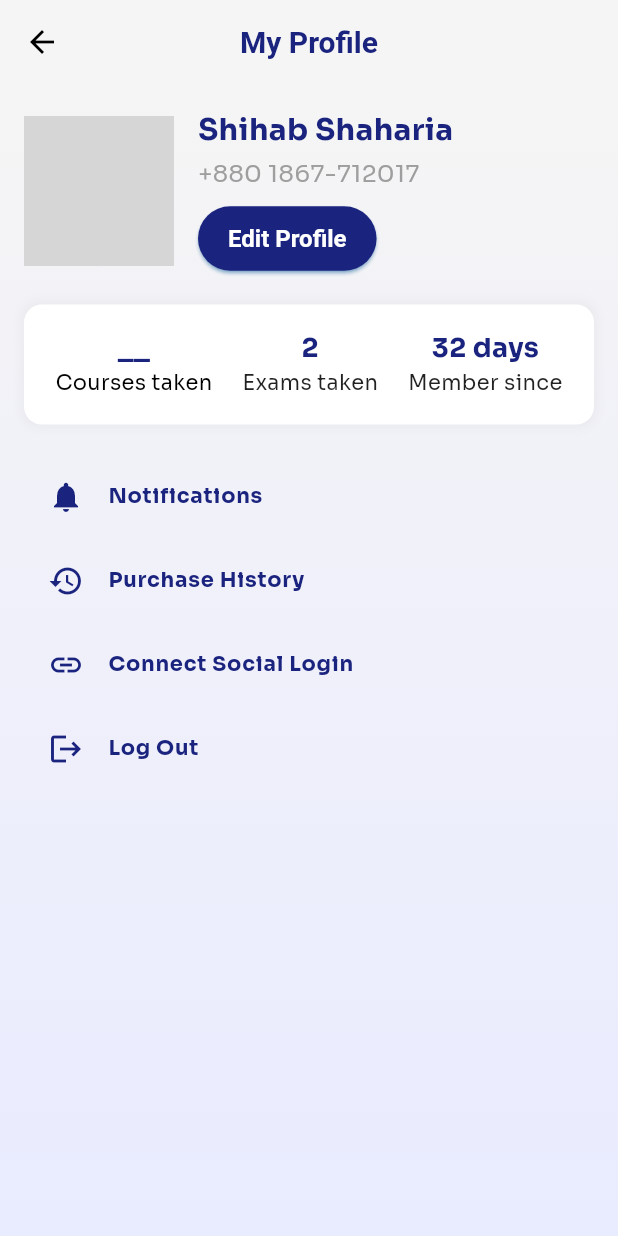
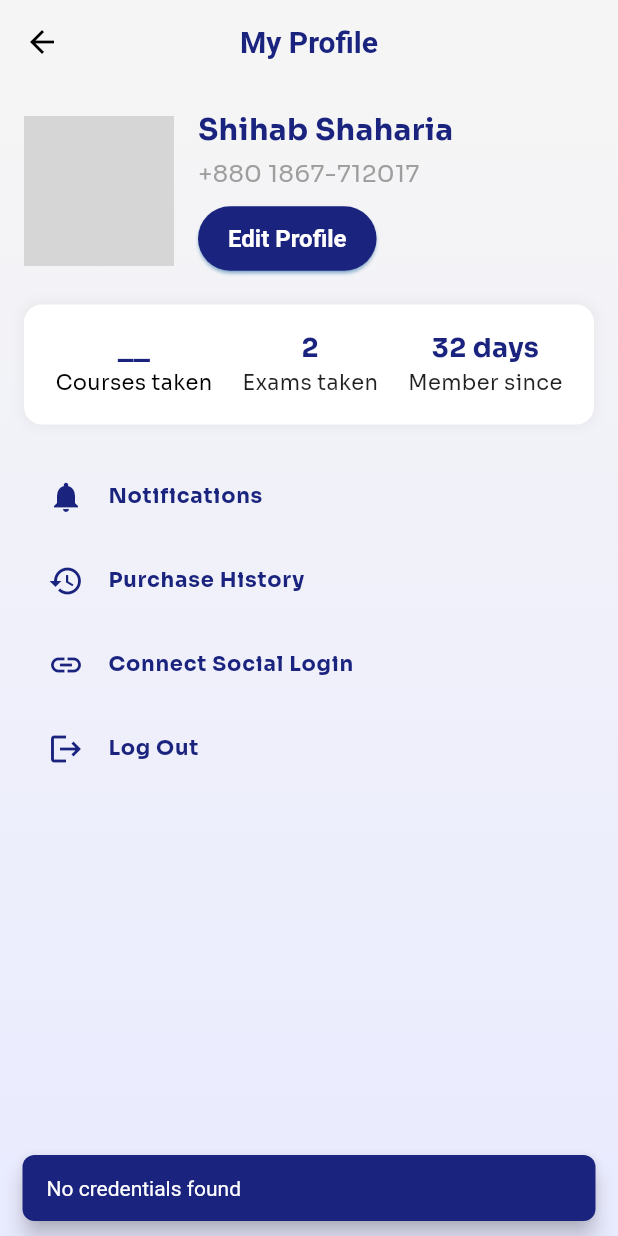
Before and after one commit to mdarafat1570/K-PathShala, a Flutter app: the ProfileScreenInMainPage screen opened directly, on a phone screen of 412 x 824 dp. Run offline on Flutter 3.47's test engine with Material 3 defaults, Android fonts, the phone set to English and light mode, and no system bars; our stand-ins replace device_info_plus, device_preview, firebase_auth, firebase_core, flutter_svg, fluttertoast and 11 more; missing offline and left inert: android_intent_plus, custom_button_builder, flutter_facebook_auth, flutter_sslcommerz; accounts and stored records are empty; network calls fail; grey boxes are pictures that could not be loaded.

Commit message:
profile page update

```diff
--- a/lib/main.dart
+++ b/lib/main.dart
@@ -12,7 +12,7 @@ void main() async {
   );
   runApp(
     DevicePreview(
-      enabled: true,
+      enabled: false,
       builder: (context) => const MyApp(),
     ),
   );
--- a/lib/view/Navigation bar Page/navigation_bar.dart
+++ b/lib/view/Navigation bar Page/navigation_bar.dart
@@ -1,8 +1,8 @@
 import 'package:flutter_svg/svg.dart';
 import 'package:kpathshala/app_base/common_imports.dart';
-import 'package:kpathshala/view/Courses%20page/course_purchase_page.dart';
+import 'package:kpathshala/view/courses_page/course_purchase_page.dart';
 import 'package:kpathshala/view/Notifications/notifications_page.dart';
-import 'package:kpathshala/view/Courses%20page/Courses.dart';
+import 'package:kpathshala/view/courses_page/courses.dart';
 import 'package:kpathshala/view/Home%20Main%20Page/dashboard_page.dart';
 import 'package:kpathshala/view/Profile%20page/profile_screen_main.dart';
 
--- a/lib/view/Profile page/profile_screen_main.dart
+++ b/lib/view/Profile page/profile_screen_main.dart
@@ -1,8 +1,12 @@
+import 'dart:developer';
+
 import 'package:flutter/material.dart';
 import 'package:kpathshala/app_base/common_imports.dart';
+import 'package:kpathshala/model/log_in_credentials.dart';
+import 'package:kpathshala/repository/authentication_repository.dart';
 import 'package:kpathshala/view/Payment%20Page/payment_history.dart';
 import 'package:kpathshala/view/Profile%20page/profile_edit.dart';
-import 'package:kpathshala/view/common_widget/custom_text.dart.dart';
+import 'package:velocity_x/velocity_x.dart';
 
 class ProfileScreenInMainPage extends StatefulWidget {
   @override
@@ -11,6 +15,25 @@ class ProfileScreenInMainPage extends StatefulWidget {
 }
 
 class _ProfileScreenInMainPageState extends State<ProfileScreenInMainPage> {
+  LogInCredentials? credentials;
+  final AuthService _authService = AuthService();
+
+  @override
+  void initState() {
+    super.initState();
+    readCredentials();
+  }
+
+  Future<void> readCredentials() async {
+    credentials = await _authService.getLogInCredentials();
+
+    if (credentials == null) {
+      ScaffoldMessenger.of(context).showSnackBar(
+        const SnackBar(content: Text("No credentials found")),
+      );
+    }
+    setState(() {});
+  }
   @override
   Widget build(BuildContext context) {
     return Scaffold(
@@ -35,27 +58,32 @@ class _ProfileScreenInMainPageState extends State<ProfileScreenInMainPage> {
             children: [
               Row(
                 children: [
-                  const CircleAvatar(
+                  CircleAvatar(
                     radius: 50,
                     backgroundImage: NetworkImage(
-                      'https://example.com/your-profile-image-url.jpg',
+                      (credentials?.imagesAddress != null && credentials!.imagesAddress!.isNotEmpty)
+                          ? credentials!.imagesAddress!
+                          : 'https://images.pexels.com/photos/771742/pexels-photo-771742.jpeg',
                     ),
+                    onBackgroundImageError: (error, stackTrace) {
+                      // Handle image loading error, fallback to a placeholder if needed
+                    },
                   ),
                   const SizedBox(width: 16),
                   Column(
                     crossAxisAlignment: CrossAxisAlignment.start,
                     children: [
-                      const Text(
-                        'Shihab Shaharia',
-                        style: TextStyle(
+                      Text(
+                        credentials?.name ??'Shihab Shaharia',
+                        style: const TextStyle(
                             fontSize: 20,
                             fontWeight: FontWeight.bold,
                             color: AppColor.navyBlue),
                       ),
                       const SizedBox(height: 3),
-                      const Text(
-                        '+880 1867-712017',
-                        style: TextStyle(
+                      Text(
+                        credentials?.mobile ??'+880 1867-712017',
+                        style:const TextStyle(
                           fontSize: 16,
                           color: Colors.grey,
                         ),
--- a/lib/view/Courses page/courses_page.dart
+++ b/lib/view/courses_page/courses_page.dart
@@ -11,7 +11,7 @@ class Courses extends StatefulWidget {
 class _CoursesState extends State<Courses> {
   @override
   Widget build(BuildContext context) {
-    return Scaffold(
+    return const Scaffold(
       body:
           GradientBackground(child: Center(child: Text("Under Construction"))),
     );
--- a/lib/view/exam_main_page/payment_sandbox.dart
+++ b/lib/view/exam_main_page/payment_sandbox.dart
@@ -32,7 +32,7 @@ class _SSLCommerzPageState extends State<SSLCommerzPage> {
     formData['store_id'] = "demotest";
     formData['store_password'] = "qwerty";
     formData['phone'] = "";
-    formData['amount'] = 2.0;
+    formData['amount'] = 10.0;
     formData['multicard'] = '';
     _radioSelected = SdkType.LIVE;
   }
```
Also changed, not shown: lib/view/courses_page/course_purchase_page.dart (renamed from lib/view/Courses page/course_purchase_page.dart, +19 -15 lines), lib/view/splash_screen.dart (+8 -3 lines), lib/view/courses_page/course_shimmer.dart (renamed from lib/view/Courses page/course_shimmer.dart), lib/view/courses_page/courses.dart (renamed from lib/view/Courses page/Courses.dart).
